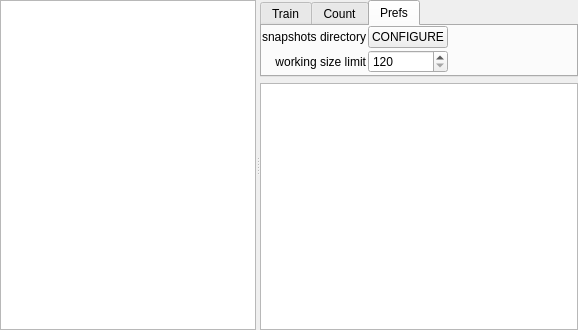
First picture: the form in VoteCounter/VoteCounter.ui, repository v2lab/vote-counter, before the edit.
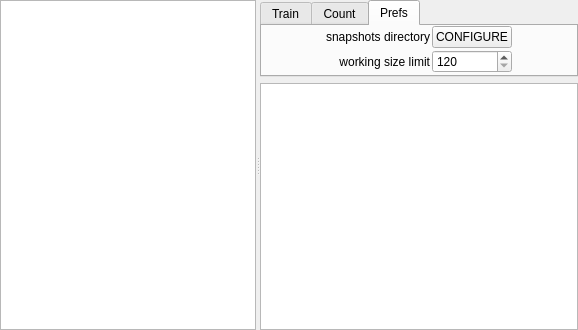
Second picture: the form after the edit.

The edit to the form file:
```diff
--- a/VoteCounter/VoteCounter.ui
+++ b/VoteCounter/VoteCounter.ui
@@ -85,7 +85,7 @@
            <property name="spacing">
             <number>2</number>
            </property>
-           <item row="0" column="0">
+           <item row="0" column="1">
             <widget class="QLabel" name="label">
              <property name="text">
               <string>snapshots directory</string>
@@ -95,14 +95,14 @@
              </property>
             </widget>
            </item>
-           <item row="0" column="1">
+           <item row="0" column="2">
             <widget class="QPushButton" name="snapDirPicker">
              <property name="text">
               <string>CONFIGURE</string>
              </property>
             </widget>
            </item>
-           <item row="0" column="2">
+           <item row="0" column="3">
             <spacer name="horizontalSpacer">
              <property name="orientation">
               <enum>Qt::Horizontal</enum>
@@ -115,7 +115,7 @@
              </property>
             </spacer>
            </item>
-           <item row="1" column="1">
+           <item row="1" column="2">
             <widget class="QSpinBox" name="sizeLimit">
              <property name="minimum">
               <number>120</number>
@@ -128,7 +128,7 @@
              </property>
             </widget>
            </item>
-           <item row="1" column="0">
+           <item row="1" column="1">
             <widget class="QLabel" name="label_2">
              <property name="text">
               <string extracomment="limit width / height of the working image to this number of pixels">working size limit</string>
@@ -138,6 +138,19 @@
              </property>
             </widget>
            </item>
+           <item row="0" column="0">
+            <spacer name="horizontalSpacer_2">
+             <property name="orientation">
+              <enum>Qt::Horizontal</enum>
+             </property>
+             <property name="sizeHint" stdset="0">
+              <size>
+               <width>40</width>
+               <height>20</height>
+              </size>
+             </property>
+            </spacer>
+           </item>
           </layout>
          </widget>
         </widget>
```
Left out of the diff: 2 changed lines with no effect on the pictures.
